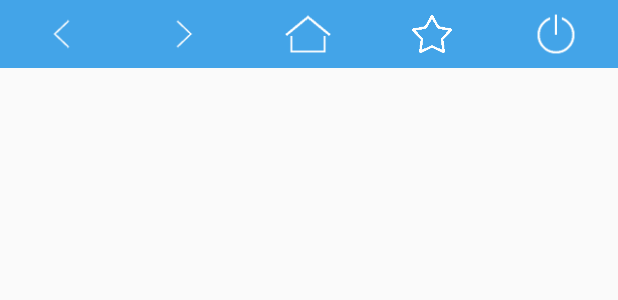
After one commit to javalive09/Searcher, an Android app: the layout bottom_bar.xml on its own in the app's theme, with its tools: preview values and no code run, on a phone screen of 412 x 824 dp. The commit adds this screen. Shown: the top 300 px of the screen. Run offline under Robolectric (Android 15) with nearby library versions, the phone set to English and light mode, and no system bars.

Commit message:
版本更新

```diff
--- a/app/build.gradle
+++ b/app/build.gradle
@@ -15,8 +15,8 @@ android {
         applicationId "peter.util.searcher"
         minSdkVersion 16
         targetSdkVersion 23
-        versionCode 29
-        versionName "4.1"
+        versionCode 30
+        versionName "4.2"
     }
     buildTypes {
         release {
--- a/app/src/main/res/layout/activity_enter.xml
+++ b/app/src/main/res/layout/activity_enter.xml
@@ -11,6 +11,7 @@
         android:layout_height="@dimen/setting_h"
         android:src="@drawable/setting"
         android:layout_alignParentRight="true"
+        android:onClick="onClick"
         android:background="@drawable/setting_selector"/>
 
     <ImageView
@@ -32,6 +33,7 @@
         android:textColor="@android:color/darker_gray"
         android:text="@string/search"
         android:layout_below="@+id/logo"
+        android:onClick="onClick"
         android:gravity="center_vertical"
         android:textSize="@dimen/enter_icon_text_size" />
 
--- /dev/null
+++ b/app/src/main/res/layout/bottom_bar.xml
@@ -0,0 +1,54 @@
+<?xml version="1.0" encoding="utf-8"?>
+<LinearLayout xmlns:android="http://schemas.android.com/apk/res/android"
+    android:id="@+id/bottom_bar"
+    android:layout_width="match_parent"
+    android:layout_height="@dimen/bottom_h"
+    android:background="@color/title_bg"
+    android:orientation="horizontal">
+
+    <ImageView
+        android:id="@+id/back"
+        android:layout_width="0dp"
+        android:layout_height="@dimen/bottom_h"
+        android:layout_weight="1"
+        android:background="@drawable/menu_selector"
+        android:onClick="onClick"
+        android:src="@drawable/bar_back" />
+
+    <ImageView
+        android:id="@+id/go"
+        android:layout_width="0dp"
+        android:layout_height="@dimen/bottom_h"
+        android:layout_weight="1"
+        android:onClick="onClick"
+        android:background="@drawable/menu_selector"
+        android:src="@drawable/bar_forward" />
+
+    <ImageView
+        android:id="@+id/home"
+        android:layout_width="0dp"
+        android:layout_height="@dimen/bottom_h"
+        android:layout_weight="1"
+        android:onClick="onClick"
+        android:background="@drawable/menu_selector"
+        android:src="@drawable/bar_home" />
+
+    <ImageView
+        android:id="@+id/favorite"
+        android:layout_width="0dp"
+        android:layout_height="@dimen/bottom_h"
+        android:layout_weight="1"
+        android:onClick="onClick"
+        android:background="@drawable/menu_selector"
+        android:src="@drawable/bar_bookmark" />
+
+    <ImageView
+        android:id="@+id/exit"
+        android:layout_width="0dp"
+        android:layout_height="@dimen/bottom_h"
+        android:layout_weight="1"
+        android:onClick="onClick"
+        android:background="@drawable/menu_selector"
+        android:src="@drawable/bar_poweoff" />
+
+</LinearLayout>
--- a/app/src/main/res/values/dimens.xml
+++ b/app/src/main/res/values/dimens.xml
@@ -1,6 +1,7 @@
 <resources>
     <!-- Default screen margins, per the Android Design guidelines. -->
     <dimen name="title_h">45dp</dimen>
+    <dimen name="bottom_h">45dp</dimen>
     <dimen name="hot_oval_d">80dp</dimen>
     <dimen name="menu_h">45dp</dimen>
     <dimen name="menu_w">45dp</dimen>
```
Also changed, not shown: app/src/main/AndroidManifest.xml (+13 -14 lines), app/src/main/java/peter/util/searcher/BaseActivity.java (+21 -0 lines), app/src/main/java/peter/util/searcher/EnterActivity.java (+18 -10 lines), app/src/main/java/peter/util/searcher/MainActivity.java (+52 -19 lines), app/src/main/java/peter/util/searcher/MainFrameView.java (+19 -0 lines), app/src/main/res/layout/activity_main.xml (+14 -6 lines), app/src/main/res/menu/main.xml (+8 -8 lines), app/src/main/res/menu/web.xml (+12 -12 lines), app/src/main/res/values/strings.xml (+13 -1 lines), app/src/main/res/drawable-xxhdpi/bar_back.png (added), app/src/main/res/drawable-xxhdpi/bar_bookmark.png (added), app/src/main/res/drawable-xxhdpi/bar_forward.png (added), app/src/main/res/drawable-xxhdpi/bar_home.png (added), app/src/main/res/drawable-xxhdpi/bar_poweoff.png (added).
